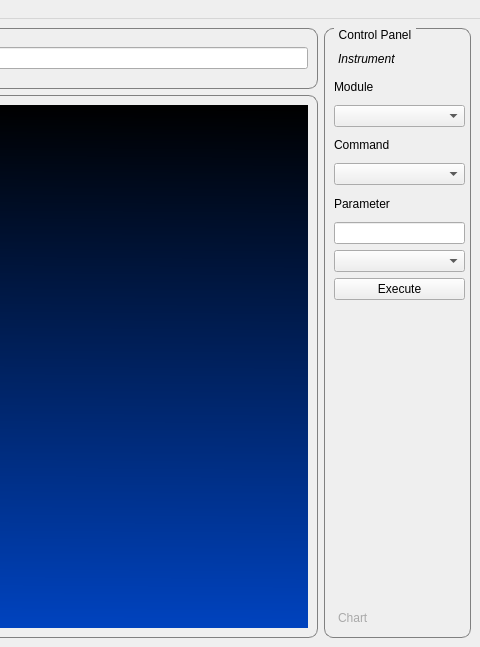
Before: the Qt Designer form core/ui/mainwindow.ui in mhorn71/StarbaseMini, drawn with Qt 5; both pictures show x 425 to 905 and y 0 to 647 of the 905 by 647 pixel window.
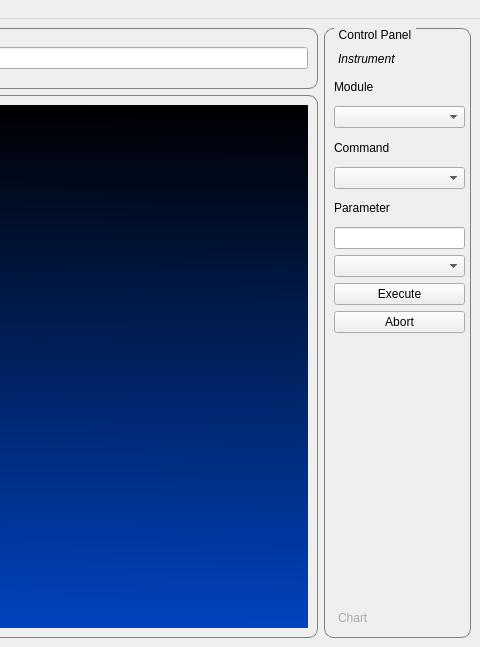
After: the same form once the commit is applied. Icons and pictures are not drawn.

Commit message: added Abort button.

Patch:
```diff
--- a/core/ui/mainwindow.ui
+++ b/core/ui/mainwindow.ui
@@ -151,7 +151,7 @@
              <x>0</x>
              <y>0</y>
              <width>129</width>
-             <height>529</height>
+             <height>521</height>
             </rect>
            </property>
            <property name="sizePolicy">
@@ -169,7 +169,7 @@
               <x>0</x>
               <y>0</y>
               <width>131</width>
-              <height>226</height>
+              <height>259</height>
              </rect>
             </property>
             <layout class="QGridLayout" name="gridLayout">
@@ -213,6 +213,13 @@
                </property>
               </widget>
              </item>
+             <item row="8" column="0">
+              <widget class="QPushButton" name="abortButton">
+               <property name="text">
+                <string>Abort</string>
+               </property>
+              </widget>
+             </item>
             </layout>
            </widget>
           </widget>
```
Left out of the diff: 2 changed lines with no effect on the pictures.
